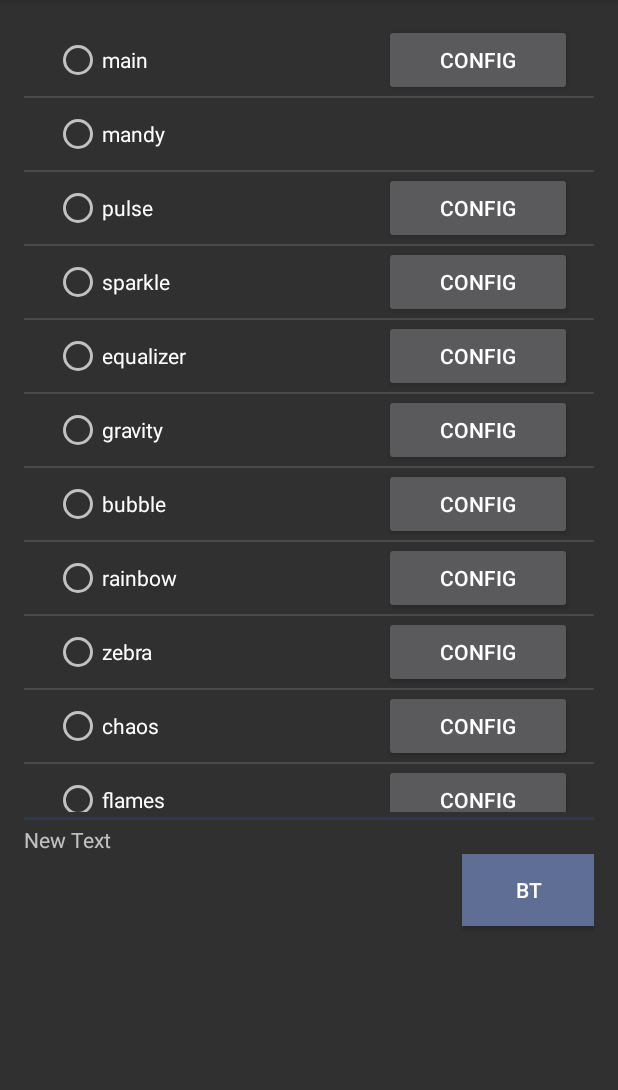
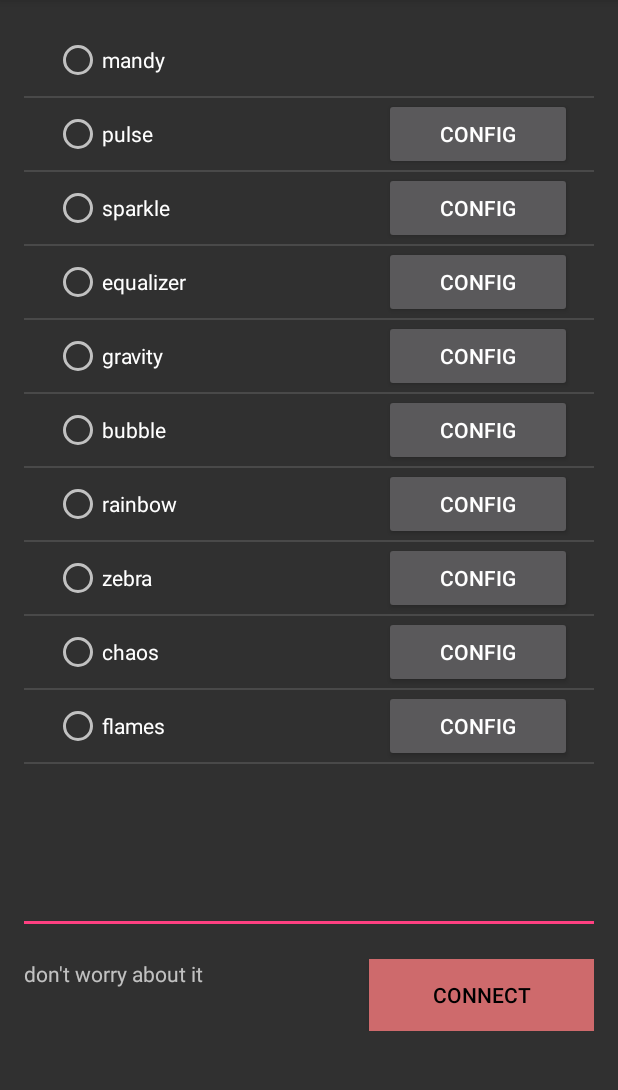
Before and after one commit to gerstle/LightWalkerRemote, an Android app: the screen it shows after launch (MainActivity), on a phone screen of 412 x 824 dp, the part 84-1174 px from its top. Run offline under Robolectric (Android 15) with nearby library versions, the light colour scheme and no system bars.

Commit message:
ui, messaging, config changes

```diff
--- a/app/src/main/java/com/inappropirates/lightwalker/MainActivity.java
+++ b/app/src/main/java/com/inappropirates/lightwalker/MainActivity.java
@@ -1,6 +1,7 @@
 package com.inappropirates.lightwalker;
 
-import android.graphics.Color;
+import android.content.Context;
+import android.content.Intent;
 import android.os.Bundle;
 import android.os.Handler;
 import android.support.v7.app.AppCompatActivity;
@@ -10,16 +11,22 @@ import android.view.MenuItem;
 import android.view.View;
 import android.widget.Button;
 import android.widget.ListView;
+import android.widget.TextView;
 
 import com.inappropirates.lightwalker.config.Config;
-import com.inappropirates.lightwalker.ui.BTStatusHandler;
+import com.inappropirates.lightwalker.ui.AppStatusHandler;
+import com.inappropirates.lightwalker.ui.BluetoothStatusHandler;
 import com.inappropirates.lightwalker.ui.ModeListAdapter;
 import com.inappropirates.lightwalker.bluetooth.BluetoothBoss;
+import com.inappropirates.lightwalker.ui.SettingsActivity;
+import com.inappropirates.lightwalker.util.AppUtil;
 
 public class MainActivity extends AppCompatActivity {
     ListView modeListView;
     BluetoothBoss btBoss;
-    Handler btStatusHandler;
+    Handler bluetootStatusHandler;
+    AppStatusHandler appStatusHandler;
+    Context context;
 
     @Override
     protected void onCreate(Bundle savedInstanceState) {
@@ -32,8 +39,11 @@ public class MainActivity extends AppCompatActivity {
         bluetoothButton.setOnClickListener(new View.OnClickListener() {
             @Override
             public void onClick(View view) {
-                bluetoothButton.setBackgroundColor(Color.YELLOW);
+                bluetoothButton.setText("connecting");
+                bluetoothButton.setBackgroundColor(android.graphics.Color.argb(255, 246, 163, 85));
                 bluetoothButton.setEnabled(false);
+
+                btBoss = new BluetoothBoss(context, bluetootStatusHandler);
                 btBoss.connect();
             }
         });
@@ -46,7 +56,9 @@ public class MainActivity extends AppCompatActivity {
     protected void onStart() {
         super.onStart();
 
-        btBoss = new BluetoothBoss(getApplicationContext(), new BTStatusHandler(this, (Button) findViewById(R.id.bluetooth_button)));
+        context = this;
+        appStatusHandler = new AppStatusHandler((TextView)findViewById(R.id.statusTextView));
+        bluetootStatusHandler = new BluetoothStatusHandler((Button) findViewById(R.id.bluetooth_button), appStatusHandler);
     }
 
     @Override
@@ -76,14 +88,24 @@ public class MainActivity extends AppCompatActivity {
 
     @Override
     public boolean onOptionsItemSelected(MenuItem item) {
-        // Handle action bar item clicks here. The action bar will
-        // automatically handle clicks on the Home/Up button, so long
-        // as you specify a parent activity in AndroidManifest.xml.
         int id = item.getItemId();
 
-        //noinspection SimplifiableIfStatement
-        if (id == R.id.action_settings) {
-            return true;
+        switch (id)
+        {
+            case R.id.action_settings:
+                System.out.println("settings!");
+                Intent intent = new Intent(context, SettingsActivity.class);
+                intent.putExtra(AppUtil.INTENT_EXTRA_MODE_NAME, "main");
+                context.startActivity(intent);
+                return true;
+            case R.id.action_disconnect:
+                System.out.println("disconnect!");
+                if (btBoss != null)
+                {
+                    btBoss.stop();
+                    btBoss = null;
+                }
+                return true;
         }
 
         return super.onOptionsItemSelected(item);
--- a/app/src/main/java/com/inappropirates/lightwalker/config/Mode.java
+++ b/app/src/main/java/com/inappropirates/lightwalker/config/Mode.java
@@ -43,7 +43,7 @@ public class Mode {
         this.resource = resource;
     }
 
-    public Boolean getEnabled() {
+    public Boolean isEnabled() {
         return enabled;
     }
 
--- /dev/null
+++ b/app/src/main/java/com/inappropirates/lightwalker/ui/AppStatus.java
@@ -0,0 +1,6 @@
+package com.inappropirates.lightwalker.ui;
+
+public enum AppStatus
+{
+    STATUS_TEXT
+}
--- a/app/src/main/java/com/inappropirates/lightwalker/ui/BTStatusHandler.java
+++ /dev/null
@@ -1,69 +0,0 @@
-package com.inappropirates.lightwalker.ui;
-
-import android.content.Context;
-import android.os.Handler;
-import android.os.Message;
-import android.util.Log;
-import android.widget.Button;
-import android.widget.Toast;
-
-import com.inappropirates.lightwalker.util.AppUtil;
-import com.inappropirates.lightwalker.bluetooth.BluetoothBoss;
-
-public class BTStatusHandler extends Handler {
-
-    private static final boolean DEBUG = true;
-
-    public static final int MESSAGE_STATE_CHANGE = 1;
-    public static final int MESSAGE_READ = 2;
-    public static final int MESSAGE_WRITE = 3;
-    public static final int MESSAGE_DEVICE_NAME = 4;
-    public static final int MESSAGE_TOAST = 5;
-    public static final String DEVICE_NAME = "device_name";
-    public static final String TOAST = "toast";
-
-    private String connectedDeviceName = "";
-    private Context context;
-    private Button button;
-
-    public BTStatusHandler(Context context, Button button) {
-        this.context = context;
-        this.button = button;
-    }
-
-    @Override
-    public void handleMessage(Message msg) {
-        switch (msg.what) {
-            case MESSAGE_STATE_CHANGE:
-                if (DEBUG) Log.i(AppUtil.TAG, "MESSAGE_STATE_CHANGE: " + msg.arg1);
-                switch (msg.arg1) {
-                    case BluetoothBoss.STATE_DISCONNECTED:
-                        button.setBackgroundColor(android.graphics.Color.BLUE);
-                        button.setEnabled(true);
-                        break;
-                    case BluetoothBoss.STATE_CONNECTING:
-                        break;
-                    case BluetoothBoss.STATE_CONNECTED:
-                        button.setBackgroundColor(android.graphics.Color.GREEN);
-                        break;
-                    case BluetoothBoss.STATE_LISTEN:
-                    case BluetoothBoss.STATE_NONE:
-                        break;
-                }
-                break;
-            case MESSAGE_WRITE:
-                break;
-            case MESSAGE_READ:
-                break;
-            case MESSAGE_DEVICE_NAME:
-                // save the connected device's name
-                connectedDeviceName = msg.getData().getString(DEVICE_NAME);
-                Toast.makeText(context, "Connected to "
-                        + connectedDeviceName, Toast.LENGTH_SHORT).show();
-                break;
-            case MESSAGE_TOAST:
-                Toast.makeText(context, msg.getData().getString(TOAST), Toast.LENGTH_SHORT).show();
-                break;
-        }
-    }
-}
--- a/app/src/main/java/com/inappropirates/lightwalker/ui/ModeListAdapter.java
+++ b/app/src/main/java/com/inappropirates/lightwalker/ui/ModeListAdapter.java
@@ -27,7 +27,8 @@ public class ModeListAdapter extends BaseAdapter {
 
         this.modeRows = new ArrayList<>(modes.size());
         for (Mode mode : modes)
-            modeRows.add(new Row(mode));
+            if (mode.isEnabled())
+                modeRows.add(new Row(mode));
 
         inflater = (LayoutInflater) context.
                 getSystemService(Context.LAYOUT_INFLATER_SERVICE);
--- a/app/src/main/res/layout/content_main.xml
+++ b/app/src/main/res/layout/content_main.xml
@@ -13,35 +13,45 @@
         android:orientation="vertical"
         android:layout_width="match_parent"
         android:layout_height="match_parent"
+        android:weightSum="1"
         android:layout_alignParentTop="true"
-        android:layout_alignParentStart="true"
-        android:weightSum="1">
+        android:layout_alignParentStart="true">
 
         <ListView
             android:layout_width="match_parent"
-            android:layout_height="316dp"
+            android:layout_height="320dp"
             android:id="@+id/modeListView"
-            android:layout_weight="0.61" />
+            android:layout_weight="0.81" />
 
         <View
             android:layout_width="match_parent"
             android:layout_height="2dip"
-            android:background="#2B3856"
+            android:background="@color/colorAccent"
             android:layout_marginTop="3dp"
             android:layout_marginBottom="3dp" />
 
-        <TextView
-            android:layout_width="wrap_content"
+        <LinearLayout
+            android:orientation="horizontal"
+            android:layout_width="match_parent"
             android:layout_height="wrap_content"
-            android:text="New Text"
-            android:id="@+id/statusTextView" />
+            android:layout_gravity="center_horizontal"
+            android:layout_marginTop="20dp">
+            <TextView
+                android:layout_width="219dp"
+                android:layout_height="match_parent"
+                android:text="don't worry about it"
+                android:id="@+id/statusTextView"
+                android:layout_weight="0.13"/>
 
-        <Button
-            android:layout_width="wrap_content"
-            android:layout_height="wrap_content"
-            android:text="BT"
-            android:id="@+id/bluetooth_button"
-            android:layout_gravity="right"
-            android:background="#5e6e95" />
+            <Button
+                android:layout_width="wrap_content"
+                android:layout_height="wrap_content"
+                android:text="connect"
+                android:id="@+id/bluetooth_button"
+                android:layout_gravity="right"
+                android:background="#ce6a6c"
+                android:minWidth="150dp"
+                android:textColor="@android:color/black"/>
+        </LinearLayout>
     </LinearLayout>
 </RelativeLayout>
--- a/app/src/main/res/menu/menu_main.xml
+++ b/app/src/main/res/menu/menu_main.xml
@@ -3,4 +3,6 @@
     xmlns:tools="http://schemas.android.com/tools" tools:context=".MainActivity">
     <item android:id="@+id/action_settings" android:title="@string/action_settings"
         android:orderInCategory="100" app:showAsAction="never" />
+    <item android:id="@+id/action_disconnect" android:title="@string/action_disconnect"
+          android:orderInCategory="100" app:showAsAction="never" />
 </menu>
--- a/app/src/main/res/values/strings.xml
+++ b/app/src/main/res/values/strings.xml
@@ -1,7 +1,8 @@
 <resources>
     <!--App-->
     <string name="app_name">LightWalker</string>
-    <string name="action_settings">Settings</string>
+    <string name="action_settings">settings</string>
+    <string name="action_disconnect">disconnect</string>
 
     <!--Bluetooth-->
     <string name="title_paired_devices">paired devices</string>
```
Also changed, not shown: app/src/main/java/com/inappropirates/lightwalker/bluetooth/BluetoothBoss.java (+10 -16 lines), app/src/main/java/com/inappropirates/lightwalker/bluetooth/BluetoothStatus.java (added, +10 -0 lines), app/src/main/java/com/inappropirates/lightwalker/bluetooth/ConnectedThread.java (+5 -9 lines), app/src/main/java/com/inappropirates/lightwalker/ui/AppStatusHandler.java (added, +37 -0 lines), app/src/main/java/com/inappropirates/lightwalker/ui/BluetoothStatusHandler.java (added, +63 -0 lines), 2 other files.
